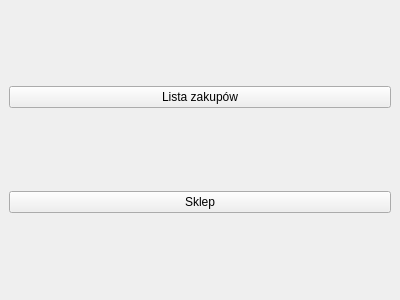
The window that mainwindow.ui (SoichiroJap/sklepik) describes before a commit, drawn with Qt 5.
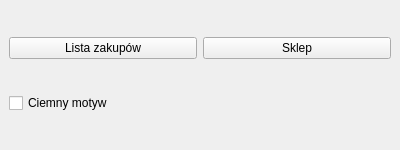
The same window after the commit.

Commit message: ciemny motyw i poprawa ekranu startowego

The edit to the form file:
```diff
--- a/mainwindow.ui
+++ b/mainwindow.ui
@@ -7,7 +7,7 @@
     <x>0</x>
     <y>0</y>
     <width>400</width>
-    <height>300</height>
+    <height>150</height>
    </rect>
   </property>
   <property name="windowTitle">
@@ -16,6 +16,8 @@
   <widget class="QWidget" name="centralwidget">
    <layout class="QVBoxLayout" name="verticalLayout">
     <item>
+     <layout class="QHBoxLayout" name="horizontalLayout">
+      <item>
      <widget class="QPushButton" name="pbShoppingList">
       <property name="text">
        <string>Lista zakupów</string>
@@ -26,6 +28,15 @@
      <widget class="QPushButton" name="pbStore">
       <property name="text">
        <string>Sklep</string>
+        </property>
+       </widget>
+      </item>
+     </layout>
+    </item>
+    <item>
+     <widget class="QCheckBox" name="checkBoxDarkMode">
+      <property name="text">
+       <string>Ciemny motyw</string>
       </property>
      </widget>
     </item>
```
Lines whose indentation alone changed are shown as unchanged. The commit also changes 2 other files.
